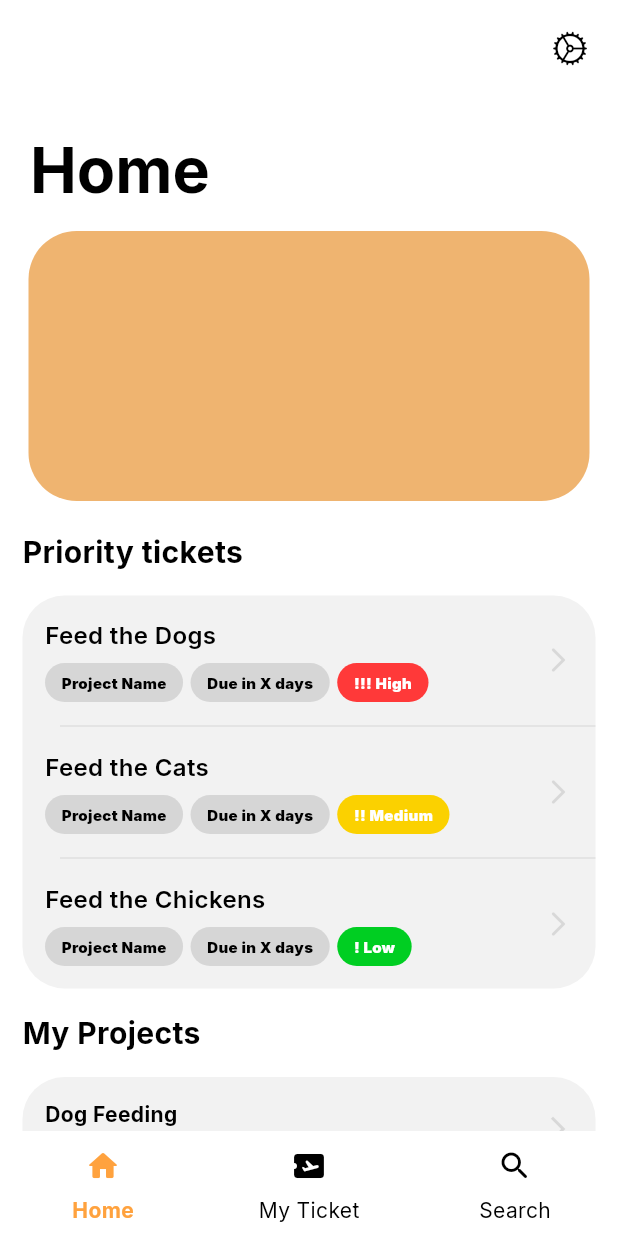
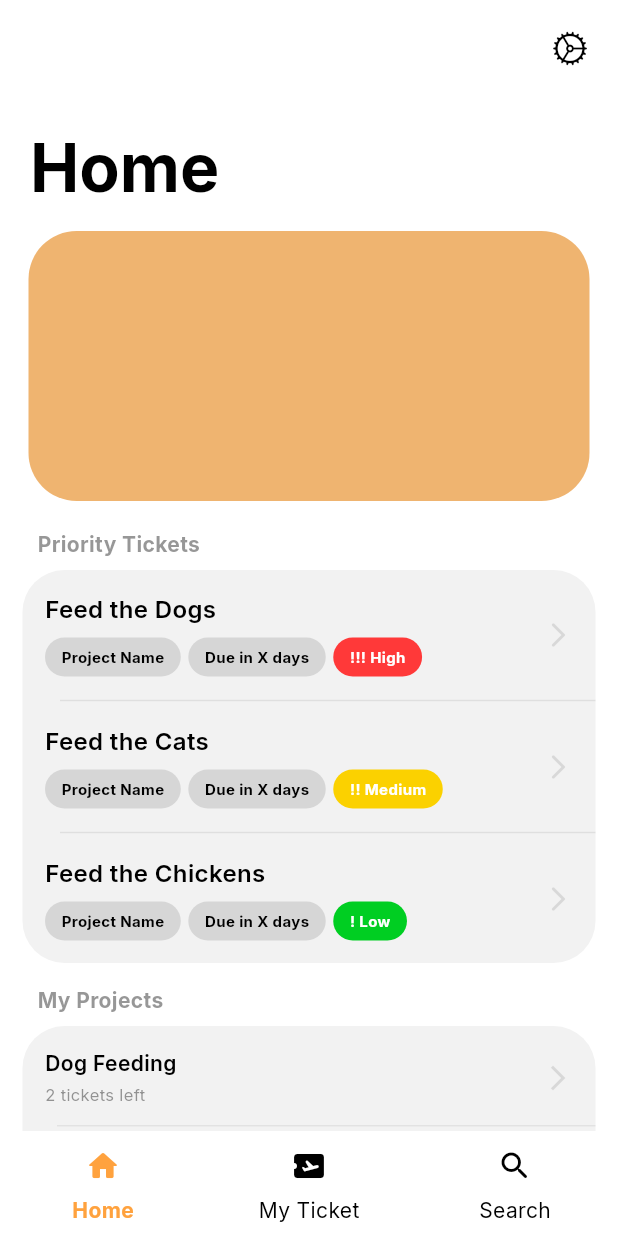
Before and after one commit to shimaakamalm2-cmd/InSync, a Flutter app: the screen it shows after launch, on a phone screen of 412 x 824 dp. Run offline on Flutter 3.47's test engine with Material 3 defaults, Android fonts, the phone set to English and light mode, and no system bars; our stand-ins replace google_fonts.

Commit message:
typeface fixes

```diff
--- a/lib/main.dart
+++ b/lib/main.dart
@@ -16,7 +16,7 @@
   Widget build(BuildContext context) {
     return MaterialApp(
       debugShowCheckedModeBanner: false,
-      theme: ThemeData(fontFamily: GoogleFonts.inter().fontFamily, colorScheme: ColorScheme(brightness: .light, primary: InSyncColors.primary, onPrimary: InSyncColors.quaternary, secondary: InSyncColors.secondary, onSecondary: InSyncColors.white, error: InSyncColors.red, onError: InSyncColors.red.withAlpha(128), surface: InSyncColors.primaryBackground.light, onSurface: InSyncColors.primaryText.light, secondaryContainer: InSyncColors.secondaryBackground.light),
+      theme: ThemeData(fontFamily: 'Inter', colorScheme: ColorScheme(brightness: .light, primary: InSyncColors.primary, onPrimary: InSyncColors.quaternary, secondary: InSyncColors.secondary, onSecondary: InSyncColors.white, error: InSyncColors.red, onError: InSyncColors.red.withAlpha(128), surface: InSyncColors.primaryBackground.light, onSurface: InSyncColors.primaryText.light, secondaryContainer: InSyncColors.secondaryBackground.light),
           navigationBarTheme: .new(
             height: 70,
             iconTheme: .resolveWith((callback) {
--- a/lib/screens/home_screen.dart
+++ b/lib/screens/home_screen.dart
@@ -25,20 +25,19 @@
             expandedHeight: 150,
             flexibleSpace: FlexibleSpaceBar(
               title: Expanded(child: Column(
-                crossAxisAlignment: .start,
+                crossAxisAlignment: .center,
                 mainAxisAlignment: .end,
                 children: [
                   Text("Home", style: TextStyle(fontWeight: .bold), textAlign: .start,),
                 ],
               ))
               ,
-              expandedTitleScale: 1.9,
+              expandedTitleScale: 2,
               collapseMode: .parallax,
               centerTitle: false,
               titlePadding: .directional(start: 20, end: 20, bottom: 10),
               stretchModes: [
                     .zoomBackground,
-                    .zoomBackground
               ],
             ),
           ),
@@ -61,22 +60,42 @@
                       ),
                     ),
                   ),
-                  const Text(
-                    'Priority tickets',
+                  Column(
+                    crossAxisAlignment: .start,
+                    spacing: 7,
+                    children: [
+                      Container(
+                        padding: .directional(start: 10, end: 10),
+                        child: Text(
+                          'Priority Tickets',
                           style: TextStyle(
-                      fontSize: 20,
+                            color: InSyncColors.secondaryText.light,
+                            fontSize: 14,
                             fontWeight: FontWeight.bold,
                           ),
                         ),
+                      ),
                       PriorityTicketsCard(),
-                  const Text(
+                    ],
+                  ),
+                  Column(
+                    crossAxisAlignment: .start,
+                    spacing: 7,
+                    children: [
+                      Container(
+                        padding: .directional(start: 10, end: 10),
+                        child: Text(
                           'My Projects',
                           style: TextStyle(
-                      fontSize: 20,
+                            color: InSyncColors.secondaryText.light,
+                            fontSize: 14,
                             fontWeight: FontWeight.bold,
                           ),
                         ),
+                      ),
                       ProjectList(),
+                    ],
+                  ),
                 ],
               ),
             )
--- a/lib/widgets/project_row.dart
+++ b/lib/widgets/project_row.dart
@@ -28,7 +28,7 @@
                       style: const TextStyle(
                         color: Colors.black,
                         fontSize: 14,
-                        fontWeight: FontWeight.bold,
+                        fontWeight: FontWeight.w600,
                       ),
                     ),
                     Text(
--- a/lib/widgets/tag.dart
+++ b/lib/widgets/tag.dart
@@ -31,7 +31,7 @@
         style: TextStyle(
           color: textColor,
           fontSize: 10,
-          fontWeight: FontWeight.w900,
+          fontWeight: FontWeight.bold,
         ),
       ),
     );
```
Also changed, not shown: pubspec.yaml (+7 -1 lines), assets/fonts/Inter-Italic-VariableFont_opsz,wght.ttf (added), assets/fonts/Inter-VariableFont_opsz,wght.ttf (added). Lines whose indentation alone changed are shown as unchanged.
